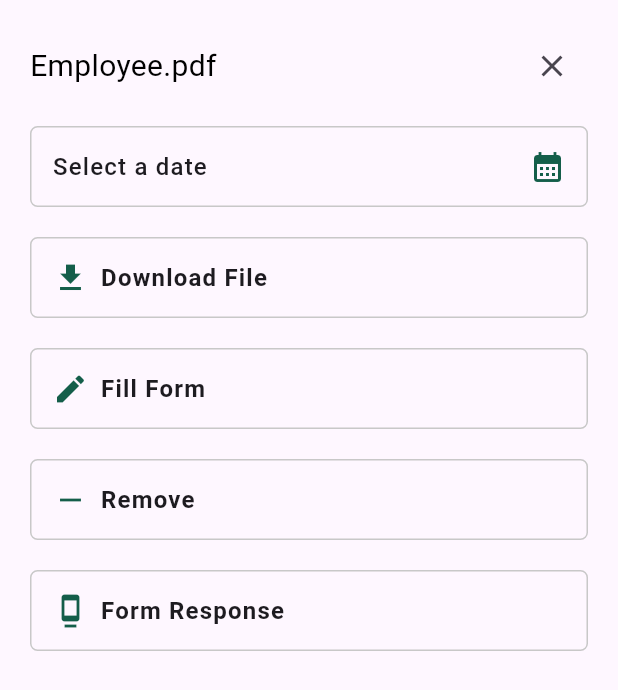
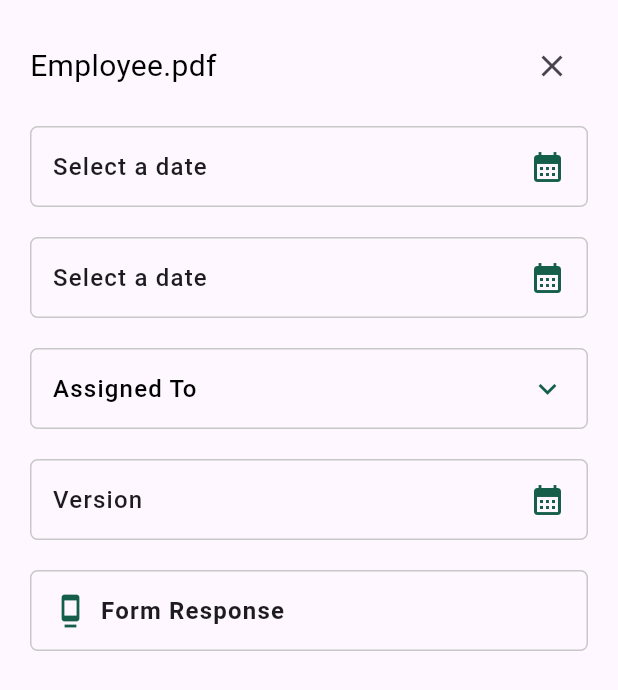
Before and after one commit to saifulalam41/flutter_riqsmobile, a Flutter app: the LibraryFilter widget shown alone on an empty page, opened directly, on a phone screen of 412 x 824 dp. Shown: the top 690 px of the screen. Run offline on Flutter 3.47's test engine with Material 3 defaults, Android fonts, the phone set to English and light mode, and no system bars; network calls fail.

Commit message:
filter icon added

```diff
--- a/lib/library_filter.dart
+++ b/lib/library_filter.dart
@@ -70,10 +70,10 @@ class _LibraryFilter extends State<LibraryFilter> {
               ),
 
               child: Row(
+                mainAxisAlignment: MainAxisAlignment.spaceBetween,
                 children: <Widget>[
-                  Icon(Icons.download, color: const Color.fromARGB(255, 20, 94, 74)),
-                  SizedBox(width: 8), // Add some space between the icon and text
-                  Text('Download File', style: TextStyle(fontWeight: FontWeight.w600,fontSize: 16,letterSpacing: 0.8)),
+                  Text('Select a date', style: TextStyle(fontWeight: FontWeight.w500,fontSize: 16,letterSpacing: 0.8)),
+                  Icon(Icons.calendar_month, color: const Color.fromARGB(255, 20, 94, 74)),
                 ],
               ),
             ),
@@ -91,10 +91,10 @@ class _LibraryFilter extends State<LibraryFilter> {
               ),
 
               child: Row(
+                mainAxisAlignment: MainAxisAlignment.spaceBetween,
                 children: <Widget>[
-                  Icon(Icons.edit, color: const Color.fromARGB(255, 20, 94, 74)),
-                  SizedBox(width: 8), // Add some space between the icon and text
-                  Text('Fill Form', style: TextStyle(fontWeight: FontWeight.w600,fontSize: 16,letterSpacing: 0.8)),
+                  Text('Assigned To', style: TextStyle(fontWeight: FontWeight.w500,color: const Color.fromARGB(255, 0,0,0),fontSize: 16,letterSpacing: 0.8)),
+                  Icon(Icons.expand_more, color: const Color.fromARGB(255, 20, 94, 74)),
                 ],
               ),
             ),
@@ -112,10 +112,10 @@ class _LibraryFilter extends State<LibraryFilter> {
               ),
 
               child: Row(
+                mainAxisAlignment: MainAxisAlignment.spaceBetween,
                 children: <Widget>[
-                  Icon(Icons.remove, color: const Color.fromARGB(255, 20, 94, 74)),
-                  SizedBox(width: 8), // Add some space between the icon and text
-                  Text('Remove', style: TextStyle(fontWeight: FontWeight.w600,fontSize: 16,letterSpacing: 0.8)),
+                  Text('Version', style: TextStyle(fontWeight: FontWeight.w500,fontSize: 16,letterSpacing: 0.8)),
+                  Icon(Icons.calendar_month, color: const Color.fromARGB(255, 20, 94, 74)),
                 ],
               ),
             ),
```
